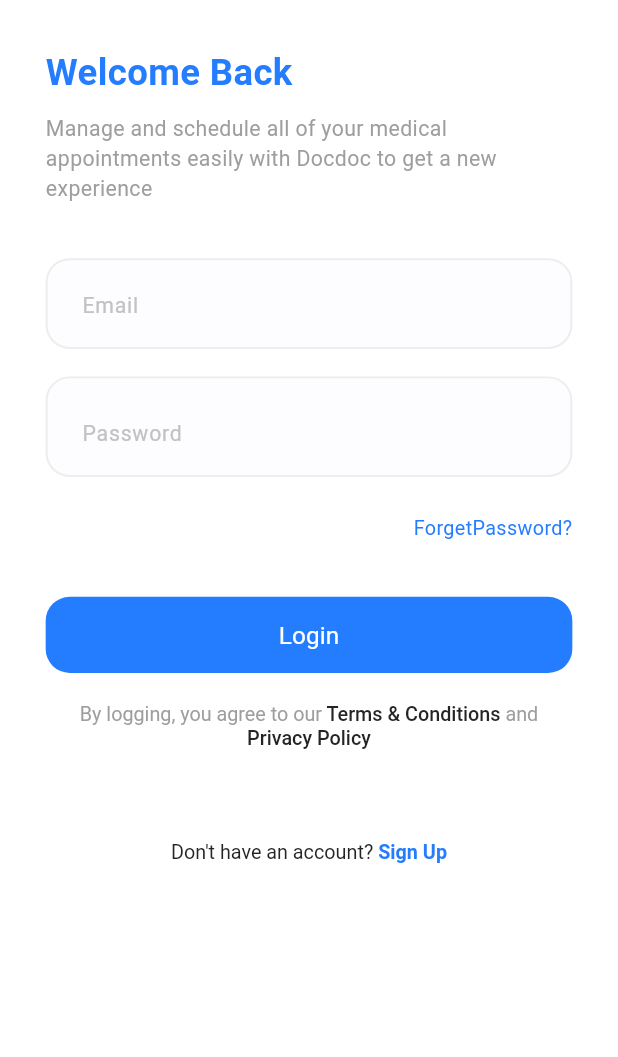
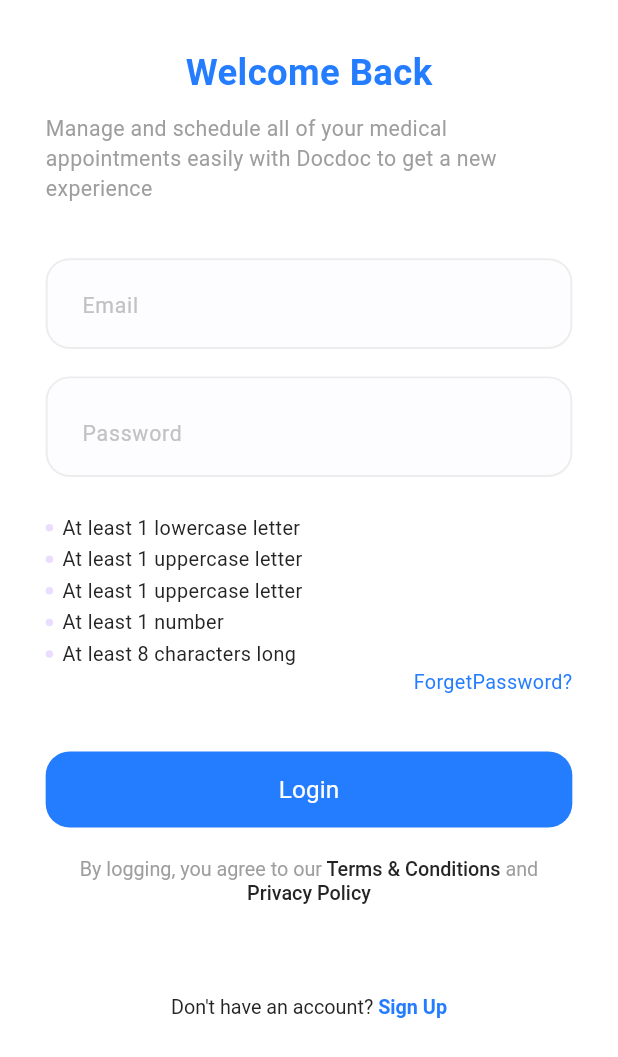
Before and after one commit to HassanYasser07/booking-appointment, a Flutter app: the screen it shows after launch, after a tap on "Get Started", on a phone screen of 412 x 824 dp. Shown: the top 1057 px of the screen. Run offline on Flutter 3.47's test engine with Material 3 defaults, Android fonts, the phone set to English and light mode, and no system bars; our stand-ins replace bloc, dio, flutter_bloc, flutter_screenutil, flutter_svg, freezed_annotation and 4 more; generated files the repository leaves out were written again.

Commit message:
added di added AppRegex integrated with login EP added login repo & cubit added login states with validation

```diff
--- /dev/null
+++ b/lib/core/dependency_injection/dependency_injection.dart
@@ -0,0 +1,19 @@
+import 'package:booking_appointment/core/networking/api_services.dart';
+import 'package:booking_appointment/core/networking/dio_factory.dart';
+import 'package:booking_appointment/fetures/login/data/repos/login_repo.dart';
+import 'package:booking_appointment/fetures/login/logic/login_cubit/login_cubit.dart';
+import 'package:dio/dio.dart';
+import 'package:get_it/get_it.dart';
+
+final getIt = GetIt.instance;
+Future<void> setupGitIt()async{
+  Dio dio=DioFactory.getDio();
+  getIt.registerLazySingleton<ApiServices>(()=>ApiServices(dio));
+  getIt.registerLazySingleton<LoginRepo>(()=>LoginRepo(getIt()));
+  getIt.registerLazySingleton<LoginCubit>(()=>LoginCubit(getIt()));
+
+
+
+
+
+}
--- a/lib/core/networking/api_result.dart
+++ b/lib/core/networking/api_result.dart
@@ -1,10 +1,11 @@
+import 'package:booking_appointment/core/networking/api_error_handler.dart';
 import 'package:freezed_annotation/freezed_annotation.dart';
 part 'api_result.freezed.dart';
 
 @Freezed()
 abstract class ApiResult<T> with _$ApiResult<T>{
  const factory ApiResult.success(T data)=Success<T>;
- const  factory ApiResult.failure(T data)=Failure<T>;
+ const  factory ApiResult.failure(ErrorHandler errorHandler)=Failure<T>;
 
 
 }
--- a/lib/core/routing/routes.dart
+++ b/lib/core/routing/routes.dart
@@ -1,10 +1,17 @@
-import 'package:booking_appointment/fetures/login/login_view.dart';
+import 'package:booking_appointment/core/dependency_injection/dependency_injection.dart';
+import 'package:booking_appointment/fetures/home/home_view.dart';
+import 'package:booking_appointment/fetures/login/logic/login_cubit/login_cubit.dart';
+import 'package:booking_appointment/fetures/login/views/login_view.dart';
+import 'package:flutter_bloc/flutter_bloc.dart';
 import 'package:go_router/go_router.dart';
-
 import '../../fetures/onboarding/onboarding_view.dart';
 
-abstract class Routes{
-  static const kLoginView='/loginView';
+
+
+abstract class Routes {
+  static const kLoginView = '/loginView';
+  static const kHomeView = '/homeView';
+
 
 
   static final router = GoRouter(
@@ -16,7 +23,15 @@
       ),
       GoRoute(
         path: kLoginView,
-        builder: (context, state) => const LoginView(),
+        builder: (context, state) =>
+            BlocProvider(
+              create: (context) => getIt<LoginCubit>(),
+                  child: const LoginView(),
+            ),
+      ),
+      GoRoute(
+        path: kHomeView,
+        builder: (context, state) => const HomeView(),
       ),
 
     ],
--- a/lib/core/theme/style.dart
+++ b/lib/core/theme/style.dart
@@ -15,6 +15,10 @@
       fontSize: 24.sp,
       color: ColorsMaster.mainBlue,
       fontWeight: FontWeightHelper.bold,
+  ); static TextStyle font15DartBlueRegular=TextStyle(
+    fontSize: 15.sp,
+    color: ColorsMaster.darkBlue,
+    fontWeight: FontWeightHelper.normal,
   );
   static TextStyle font16BlueRegular=TextStyle(
     fontSize: 16.sp,
@@ -34,6 +38,11 @@
       fontSize: 13.sp,
       color: Colors.grey,
       fontWeight: FontWeight.normal
+  );
+  static TextStyle font14BlueSemiBold=TextStyle(
+      fontSize: 14.sp,
+      color: Colors.blue,
+      fontWeight: FontWeightHelper.semiBold
   );
   static TextStyle font16white=TextStyle(
       fontSize: 16.sp,
--- a/lib/core/widgets/app_text_form_field.dart
+++ b/lib/core/widgets/app_text_form_field.dart
@@ -13,11 +13,14 @@
  final bool? isObscureText;
  final Widget? suffixIcon;
  final Color? backGroundColor;
-  const AppTextFormField({super.key, this.contentPadding, required this.hintText, this.hintStyle, this.focusBorder, this.enableBorder, this.inputTextStyle,  this.isObscureText, this.suffixIcon, this.backGroundColor});
+ final TextEditingController? controller;
+ final Function(String) validator;
+  const AppTextFormField({super.key, this.contentPadding, required this.hintText, this.hintStyle, this.focusBorder, this.enableBorder, this.inputTextStyle,  this.isObscureText, this.suffixIcon, this.backGroundColor,  this.controller, required this.validator});
 
   @override
   Widget build(BuildContext context) {
     return TextFormField(
+      controller: controller,
       decoration: InputDecoration(
         contentPadding:contentPadding?? EdgeInsets.symmetric(horizontal: 20.h,vertical: 18.h),
         enabledBorder:enableBorder?? OutlineInputBorder(
@@ -34,6 +37,20 @@
             width: 1.3.h
           )
         ),
+        errorBorder:  OutlineInputBorder(
+            borderRadius: BorderRadius.circular(16),
+            borderSide: BorderSide(
+                color: Colors.red,
+                width: 1.3.h
+            )
+        ),
+        focusedErrorBorder:  OutlineInputBorder(
+            borderRadius: BorderRadius.circular(16),
+            borderSide: BorderSide(
+                color: ColorsMaster.mainBlue,
+                width: 1.3.h
+            )
+        ),
         hintStyle: Styles.font14RegularLightGray,
         hintText:hintText ,
         suffix: suffixIcon,
@@ -41,6 +58,9 @@
         filled: true,
       ),
       obscureText: isObscureText?? false ,
+      validator: (value){
+        return validator(value!);
+      },
     );
   }
 }
--- /dev/null
+++ b/lib/fetures/login/data/repos/login_repo.dart
@@ -0,0 +1,20 @@
+import 'package:booking_appointment/core/networking/api_error_handler.dart';
+import 'package:booking_appointment/core/networking/api_result.dart';
+import 'package:booking_appointment/core/networking/api_services.dart';
+import 'package:booking_appointment/fetures/login/data/models/login_request_body.dart';
+import 'package:booking_appointment/fetures/login/data/models/login_response.dart';
+
+class LoginRepo{
+   final  ApiServices _apiServices;
+  LoginRepo(this._apiServices);
+
+  Future<ApiResult<LoginResponse>>login(LoginRequestBody loginRequestBody )async{
+    try{
+      var response=await _apiServices.login(loginRequestBody);
+      return ApiResult.success(response);
+    }catch(error){
+      return ApiResult.failure(ErrorHandler.handle(error));
+    }
+
+  }
+}
--- /dev/null
+++ b/lib/fetures/login/logic/login_cubit/login_cubit.dart
@@ -0,0 +1,27 @@
+import 'package:bloc/bloc.dart';
+import 'package:booking_appointment/fetures/login/data/models/login_request_body.dart';
+import 'package:booking_appointment/fetures/login/data/models/login_response.dart';
+import 'package:flutter/cupertino.dart';
+import '../../data/repos/login_repo.dart';
+import 'login_state.dart';
+
+class LoginCubit extends Cubit<LoginState> {
+  TextEditingController emailController=TextEditingController();
+  TextEditingController passwordController=TextEditingController();
+  final formKey=GlobalKey<FormState>();
+
+  final LoginRepo _loginRepo;
+  LoginCubit(this._loginRepo) : super(const LoginState.initial());
+  void emitLoadingState(LoginRequestBody loginRequestBody )async{
+    emit(const LoginState.loading());
+    final response =await _loginRepo.login(loginRequestBody);
+
+    response.when(success: ( loginResponse){
+      emit(LoginState.success(loginResponse));
+    }, failure: (error){
+      emit(LoginState.error(error: error.apiErrorModel.message??''));
+    });
+
+
+  }
+}
--- /dev/null
+++ b/lib/fetures/login/logic/login_cubit/login_state.dart
@@ -0,0 +1,15 @@
+import 'package:freezed_annotation/freezed_annotation.dart';
+
+part 'login_state.freezed.dart';
+
+@freezed
+
+ class LoginState<T> with _$LoginState<T> {
+  const factory LoginState.initial()=_Initial;
+  const factory LoginState.loading()=Loading;
+  const factory LoginState.success(T data)=Success<T>;
+  const factory LoginState.error({required String error})=Error;
+
+
+
+}
--- a/lib/fetures/login/login_view.dart
+++ /dev/null
@@ -1,83 +0,0 @@
-import 'package:booking_appointment/core/widgets/app_text_buttom.dart';
-import 'package:booking_appointment/core/widgets/app_text_form_field.dart';
-import 'package:booking_appointment/fetures/onboarding/widgets/dont_have_account_text.dart';
-import 'package:booking_appointment/fetures/onboarding/widgets/terms_and_conditions_text.dart';
-import 'package:flutter/material.dart';
-import 'package:flutter_screenutil/flutter_screenutil.dart';
-
-import '../../core/theme/style.dart';
-class LoginView extends StatefulWidget {
-
-  const LoginView({super.key, });
-
-  @override
-  State<LoginView> createState() => _LoginViewState();
-
-}
-
-class _LoginViewState extends State<LoginView> {
-  final formKey=GlobalKey<FormState>();
-  bool isObscureText=true;
-  @override
-  Widget build(BuildContext context) {
-    return Scaffold(
-      body: SafeArea(
-        child: Padding(
-          padding:  EdgeInsets.symmetric(horizontal: 30.h,vertical: 30.h),
-          child: SingleChildScrollView(
-            child: Column(
-              crossAxisAlignment: CrossAxisAlignment.start,
-              children: [
-                Text(
-                  "Welcome Back",
-                  style: Styles.font24Blue700w,
-                ),
-                SizedBox(height: 10.h,),
-                Text(
-                  "Manage and schedule all of your medical appointments easily with Docdoc to get a new experience",
-                  style: Styles.font14RegularGray,
-                ),
-                SizedBox(height: 36.h,),
-                Form(
-                    child:Column(
-                      children: [
-
-                        AppTextFormField(hintText: 'Email',),
-                        SizedBox(height: 18.h,),
-                        AppTextFormField(
-                          hintText: 'Password',
-                          isObscureText: isObscureText,
-                          suffixIcon:GestureDetector(
-                            onTap: (){
-                              setState(() {
-                                isObscureText =! isObscureText;
-                              });
-                            },
-                            child: Icon(
-                              isObscureText? Icons.visibility_off : Icons.visibility
-
-                            ),
-                          ) ,),
-                        SizedBox(height: 24.h,),
-                        Align(
-                          alignment: Alignment.centerRight,
-                            child: Text('ForgetPassword?',style: Styles.font13MediumDarkBlue,),),
-                        SizedBox(height: 36.h,),
-                        AppTextButton(buttonText: 'Login', textStyle: Styles.font16BlueRegular, onPressed: (){}),
-                        SizedBox(height: 16.h,),
-                        TermsAndConditionsText(),
-                        SizedBox(height: 60.h,),
-                        DontHaveAccountText()
-
-                      ],
-                    )
-
-                )
-              ],
-            ),
-          ),
-        ),
-      ),
-    );
-  }
-}
--- /dev/null
+++ b/lib/fetures/login/views/login_view.dart
@@ -0,0 +1,75 @@
+import 'package:booking_appointment/core/widgets/app_text_buttom.dart';
+import 'package:booking_appointment/fetures/login/data/models/login_request_body.dart';
+import 'package:booking_appointment/fetures/login/logic/login_cubit/login_cubit.dart';
+import 'package:booking_appointment/fetures/login/views/widgets/email_and_password.dart';
+import 'package:booking_appointment/fetures/login/views/widgets/login_bloc_listener.dart';
+import 'package:booking_appointment/fetures/login/views/widgets/welcome_text.dart';
+import 'package:booking_appointment/fetures/login/views/widgets/dont_have_account_text.dart';
+import 'package:booking_appointment/fetures/login/views/widgets/terms_and_conditions_text.dart';
+import 'package:flutter/material.dart';
+import 'package:flutter_bloc/flutter_bloc.dart';
+import 'package:flutter_screenutil/flutter_screenutil.dart';
+
+import '../../../core/theme/style.dart';
+
+class LoginView extends StatelessWidget {
+
+  const LoginView({super.key,});
+
+  @override
+  Widget build(BuildContext context) {
+    return Scaffold(
+      body: SafeArea(
+        child: Padding(
+          padding: EdgeInsets.symmetric(horizontal: 30.h, vertical: 30.h),
+          child: SingleChildScrollView(
+            child: Column(
+              crossAxisAlignment: CrossAxisAlignment.start,
+              children: [
+                const WelcomeText(),
+                Column(
+                  children: [
+                    const EmailAndPassword(),
+                    Align(
+                      alignment: Alignment.centerRight,
+                      child: Text('ForgetPassword?',
+                        style: Styles.font13MediumDarkBlue,),),
+                    SizedBox(height: 36.h,),
+                    AppTextButton(
+                        buttonText: 'Login',
+                        textStyle: Styles.font16BlueRegular,
+                        onPressed: () {
+                          validateAndLogin(context);
+                        }),
+                    SizedBox(height: 16.h,),
+                    const TermsAndConditionsText(),
+                    SizedBox(height: 60.h,),
+                    const DontHaveAccountText(),
+                    const LoginBlocListener()
+
+                  ],
+                )
+              ],
+            ),
+          ),
+        ),
+      ),
+    );
+  }
+
+  void validateAndLogin(BuildContext context) {
+    if (context
+        .read<LoginCubit>()
+        .formKey
+        .currentState!
+        .validate()) {
+      context.read<LoginCubit>().emitLoadingState(
+          LoginRequestBody(
+              email: context.read<LoginCubit>().emailController.text,
+              password:context.read<LoginCubit>().passwordController.text
+          )
+
+      );
+    }
+  }
+}
--- a/lib/fetures/onboarding/widgets/dont_have_account_text.dart
+++ b/lib/fetures/login/views/widgets/dont_have_account_text.dart
@@ -1,7 +1,7 @@
 import 'package:flutter/gestures.dart';
 import 'package:flutter/material.dart';
 
-import '../../../core/theme/style.dart';
+import '../../../../core/theme/style.dart';
 
 
 class DontHaveAccountText extends StatelessWidget {
--- /dev/null
+++ b/lib/fetures/login/views/widgets/email_and_password.dart
@@ -0,0 +1,108 @@
+import 'package:booking_appointment/core/helper/app_regex.dart';
+import 'package:booking_appointment/fetures/login/logic/login_cubit/login_cubit.dart';
+import 'package:booking_appointment/fetures/login/views/widgets/password_validations.dart';
+import 'package:flutter/material.dart';
+import 'package:flutter_bloc/flutter_bloc.dart';
+import 'package:flutter_screenutil/flutter_screenutil.dart';
+
+import '../../../../core/widgets/app_text_form_field.dart';
+
+class EmailAndPassword extends StatefulWidget {
+  const EmailAndPassword({super.key});
+
+  @override
+  State<EmailAndPassword> createState() => _EmailAndPasswordState();
+}
+
+class _EmailAndPasswordState extends State<EmailAndPassword> {
+  bool isObscureText = true;
+
+  bool hasLowerCase = false;
+  bool hasUpperCase = false;
+  bool hasNumber = false;
+  bool hasMinLength = false;
+  bool hasSpecialCharacters = false;
+
+
+  late TextEditingController passwordController;
+
+  @override
+  void initState() {
+    super.initState();
+    passwordController = context.read<LoginCubit>().passwordController;
+    setupPasswordControllerListener();
+  }
+
+  void setupPasswordControllerListener() {
+    passwordController.addListener(() {
+      setState(() {
+        hasLowerCase = AppRegex.hasLowerCase(passwordController.text);
+        hasUpperCase = AppRegex.hasUpperCase(passwordController.text);
+        hasSpecialCharacters =
+            AppRegex.hasSpecialCharacter(passwordController.text);
+        hasNumber = AppRegex.hasNumber(passwordController.text);
+        hasMinLength = AppRegex.hasMinLength(passwordController.text);
+      });
+    });
+  }
+
+  @override
+  Widget build(BuildContext context) {
+    return Form(
+      key: context.read<LoginCubit>().formKey,
+      child: Column(
+        children: [
+          AppTextFormField(
+            hintText: 'Email',
+            validator: (value) {
+              if (value.isEmpty ||
+                  !AppRegex.isEmailValid(value)) {
+                return 'please enter a valid email';
+              }
+            },
+            controller: context.read<LoginCubit>().emailController,
+          ),
+          SizedBox(
+            height: 18.h,
+          ),
+          AppTextFormField(
+            controller: context.read<LoginCubit>().passwordController,
+            hintText: 'Password',
+            isObscureText: isObscureText,
+            suffixIcon: GestureDetector(
+              onTap: () {
+                setState(() {
+                  isObscureText = !isObscureText;
+                });
+              },
+              child: Icon(
+                isObscureText ? Icons.visibility_off : Icons.visibility,
+              ),
+            ),
+            validator: (value) {
+              if (value == null || value.isEmpty) {
+                return 'Please enter a valid password';
+              }
+            },
+          ),
+
+          SizedBox(
+            height: 24.h,
+          ),
+          PasswordValidations(
+              hasLowerCase: hasLowerCase,
+              hasUpperCase: hasUpperCase,
+              hasNumber: hasNumber,
+              hasMinLength: hasMinLength,
+              hasSpecialCharacters: hasSpecialCharacters)
+        ],
+      ),
+    );
+  }
+
+  @override
+  void dispose() {
+    passwordController.dispose();
+    super.dispose();
+  }
+}
--- /dev/null
+++ b/lib/fetures/login/views/widgets/password_validations.dart
@@ -0,0 +1,66 @@
+import 'package:booking_appointment/core/theme/colors.dart';
+import 'package:booking_appointment/core/theme/style.dart';
+import 'package:flutter/material.dart';
+import 'package:flutter_screenutil/flutter_screenutil.dart';
+
+class PasswordValidations extends StatelessWidget {
+  final bool hasLowerCase;
+  final bool hasUpperCase;
+  final bool hasNumber;
+  final bool hasMinLength;
+  final bool hasSpecialCharacters;
+
+  const PasswordValidations({
+    super.key,
+    required this.hasLowerCase,
+    required this.hasUpperCase,
+    required this.hasNumber,
+    required this.hasMinLength,
+    required this.hasSpecialCharacters,
+  });
+
+  @override
+  Widget build(BuildContext context) {
+    return Column(
+      children: [
+        buildValidationRow('At least 1 lowercase letter', hasLowerCase),
+        SizedBox(
+          height: 2.h,
+        ),
+        buildValidationRow('At least 1 uppercase letter', hasUpperCase),
+        SizedBox(
+          height: 2.h,
+        ),
+        buildValidationRow('At least 1 uppercase letter', hasNumber),
+        SizedBox(
+          height: 2.h,
+        ),
+        buildValidationRow('At least 1 number', hasMinLength),
+        SizedBox(
+          height: 2.h,
+        ),
+        buildValidationRow('At least 8 characters long', hasSpecialCharacters),
+      ],
+    );
+  }
+}
+
+buildValidationRow(String text, bool hasValidated) {
+  return Row(
+    children: [
+      const CircleAvatar(
+        radius: 2.5,
+      ),
+      SizedBox(
+        width: 6.h,
+      ),
+      Text(
+        text,
+        style: Styles.font13DarkBlueRegular.copyWith(
+            decoration: hasValidated ? TextDecoration.lineThrough : null,
+            decorationColor: Colors.green,
+            color: hasValidated ? Colors.grey : ColorsMaster.darkBlue),
+      )
+    ],
+  );
+}
--- /dev/null
+++ b/lib/fetures/login/views/widgets/welcome_text.dart
@@ -0,0 +1,26 @@
+import 'package:flutter/cupertino.dart';
+import 'package:flutter_screenutil/flutter_screenutil.dart';
+
+import '../../../../core/theme/style.dart';
+
+class WelcomeText extends StatelessWidget {
+  const WelcomeText({super.key});
+
+  @override
+  Widget build(BuildContext context) {
+    return Column(
+      children: [
+        Text(
+          "Welcome Back",
+          style: Styles.font24Blue700w,
+        ),
+        SizedBox(height: 10.h,),
+        Text(
+          "Manage and schedule all of your medical appointments easily with Docdoc to get a new experience",
+          style: Styles.font14RegularGray,
+        ),
+        SizedBox(height: 36.h,),
+      ],
+    );
+  }
+}
--- a/lib/fetures/onboarding/onboarding_view.dart
+++ b/lib/fetures/onboarding/onboarding_view.dart
@@ -1,4 +1,3 @@
-import 'package:booking_appointment/fetures/login/data/models/login_request_body.dart';
 import 'package:booking_appointment/fetures/onboarding/widgets/doc_logo_and_name.dart';
 import 'package:booking_appointment/fetures/onboarding/widgets/doctor_image_and_text.dart';
 import 'package:booking_appointment/fetures/onboarding/widgets/get_started_buttom.dart';
--- a/lib/main.dart
+++ b/lib/main.dart
@@ -1,6 +1,8 @@
+import 'package:booking_appointment/core/dependency_injection/dependency_injection.dart';
 import 'package:booking_appointment/doc_app.dart';
 import 'package:flutter/material.dart';
 
 void main() {
+  setupGitIt();
   runApp(const DocApp());
 }
--- a/pubspec.yaml
+++ b/pubspec.yaml
@@ -30,10 +30,12 @@
 dependencies:
 #  state management
   bloc: ^8.1.4
+  flutter_bloc: ^8.1.6
+
 #  code generator
   freezed: ^2.5.3
   freezed_annotation: ^2.4.1
-#  redandancy
+#  dependency
   get_it: ^7.7.0
 
   json_serializable: ^6.8.0
```
Also changed, not shown: lib/fetures/home/home_view.dart (added, +11 -0 lines), lib/fetures/login/views/widgets/login_bloc_listener.dart (added, +72 -0 lines), lib/fetures/login/views/widgets/terms_and_conditions_text.dart (renamed from lib/fetures/onboarding/widgets/terms_and_conditions_text.dart), pubspec.lock.
